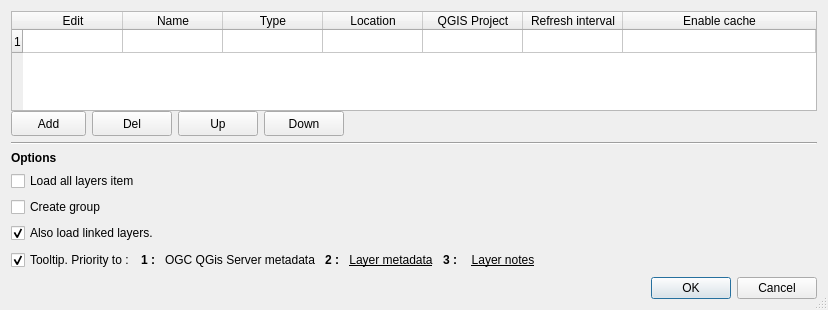
Old version of the form menu_from_project/ui/conf_dialog.ui in the repository xcaeag/MenuFromProject-Qgis-Plugin.
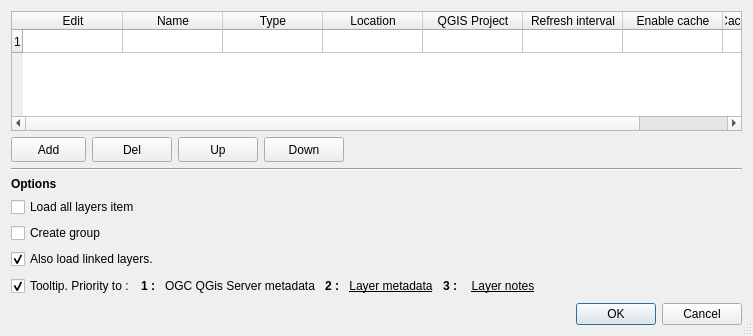
New version of the form. Icons and pictures are not drawn.

Commit message: feat(cache): add cache validation uri support: - read last_release date in json file - check cache refresh date - download cache validation file from http supported

The edit to the form file:
```diff
--- a/menu_from_project/ui/conf_dialog.ui
+++ b/menu_from_project/ui/conf_dialog.ui
@@ -9,8 +9,8 @@
    <rect>
     <x>0</x>
     <y>0</y>
-    <width>828</width>
-    <height>310</height>
+    <width>753</width>
+    <height>336</height>
    </rect>
   </property>
   <property name="sizePolicy">
@@ -98,7 +98,7 @@
         <number>1</number>
        </property>
        <property name="columnCount">
-        <number>7</number>
+        <number>8</number>
        </property>
        <attribute name="horizontalHeaderVisible">
         <bool>true</bool>
@@ -157,6 +157,11 @@
          <string>Enable cache</string>
         </property>
        </column>
+       <column>
+        <property name="text">
+         <string>Cache validation file</string>
+        </property>
+       </column>
       </widget>
      </item>
     </layout>
```
The commit also changes 5 other files.
